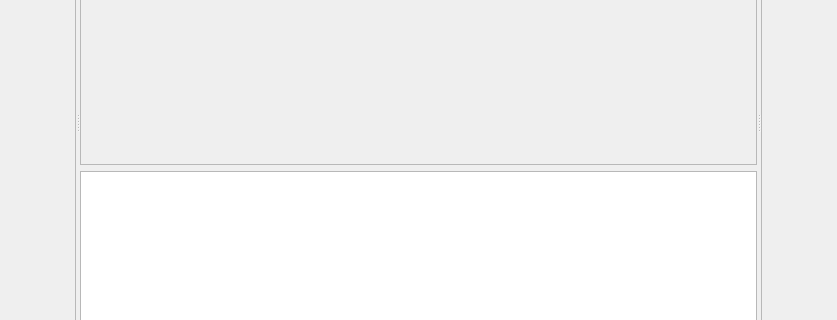
buganini/cluto, file ctie/ctie.ui: the form before one commit; both pictures show x 127 to 964 and y 180 to 500 of the 1091 by 609 pixel window.
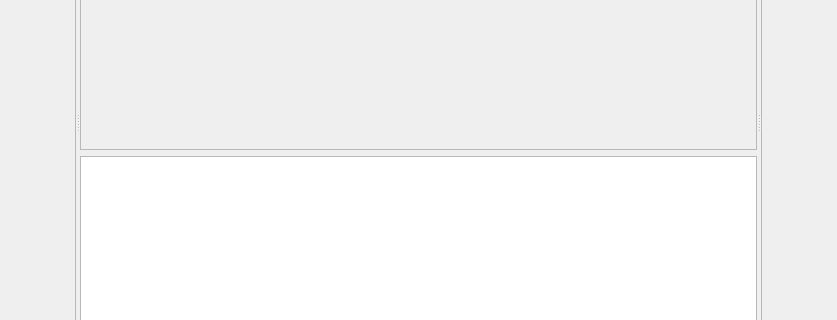
The form after the commit.

Commit message: use QPlainTextEdit for tag edit

```diff
--- a/ctie/ctie.ui
+++ b/ctie/ctie.ui
@@ -127,14 +127,7 @@
           </widget>
          </item>
          <item>
-          <widget class="QTextEdit" name="collationEditor">
-           <property name="sizePolicy">
-            <sizepolicy hsizetype="Preferred" vsizetype="Preferred">
-             <horstretch>0</horstretch>
-             <verstretch>0</verstretch>
-            </sizepolicy>
-           </property>
-          </widget>
+          <widget class="QPlainTextEdit" name="plainTextEdit"/>
          </item>
         </layout>
        </widget>
```
Left out of the diff: 2 changed lines with no effect on the pictures. The commit also changes 1 other file.
